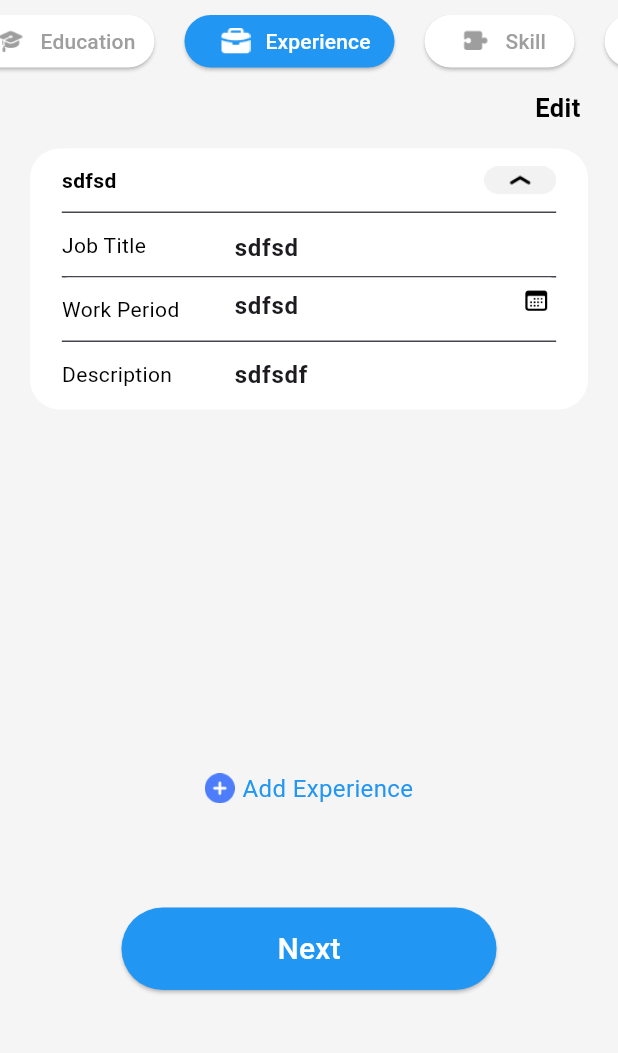
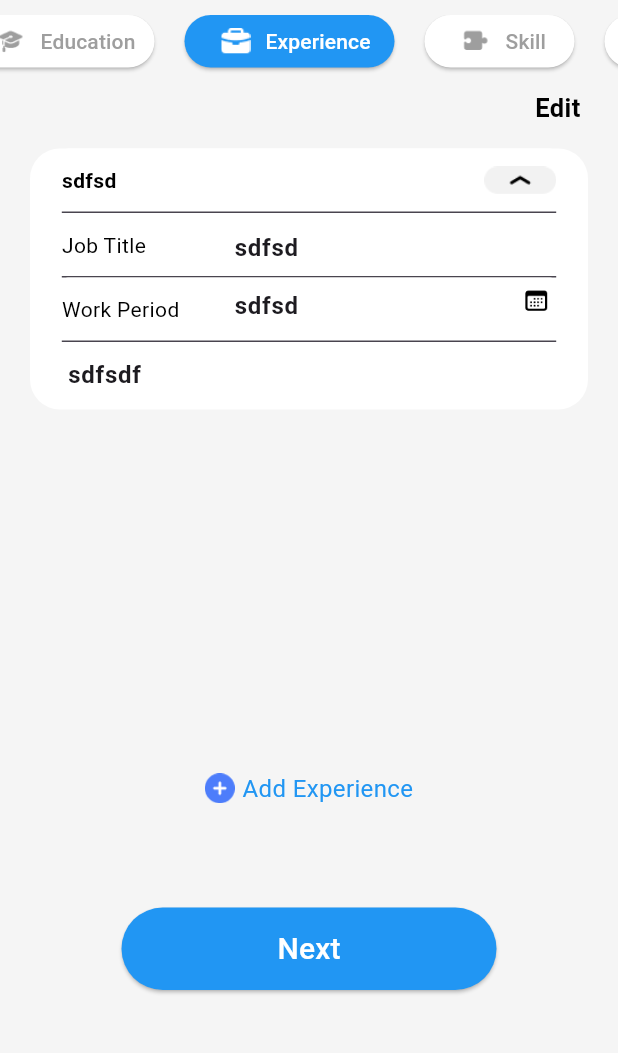
Before and after one commit to SonHoang1002/pdf_builder_project, a Flutter app: the screen it shows after launch, after a tap on "Contact", after a tap on "Education", after a tap on "Experience", on a phone screen of 412 x 824 dp, the part 84-1137 px from its top. Run offline on Flutter 3.47's test engine with Material 3 defaults, Android fonts, the phone set to English and light mode, and no system bars; our stand-ins replace carousel_slider, equatable, flutter_bloc, image_picker, pdf, printing; missing offline and left inert: flutter_cupertino_date_picker_fork.

Commit message:
fix: update version

```diff
--- a/lib/main.dart
+++ b/lib/main.dart
@@ -14,7 +14,7 @@ import 'package:flutter_bloc/flutter_bloc.dart';
 void main() {
   WidgetsFlutterBinding.ensureInitialized();
   Bloc.observer = SimpleBlocObserver();
-  runApp(const MyApp());
+  runApp( MyApp());
 }
 
 const MaterialColor white = const MaterialColor(
@@ -34,8 +34,15 @@ const MaterialColor white = const MaterialColor(
 );
 // final c= Color(#F1F1F1);
 
-class MyApp extends StatelessWidget {
-  const MyApp({super.key});
+
+
+class MyApp extends StatefulWidget {
+
+  @override
+  State<MyApp> createState() => _MyAppState();
+}
+
+class _MyAppState extends State<MyApp> {
   @override
   Widget build(BuildContext context) {
     return MultiBlocProvider(
@@ -49,23 +56,24 @@ class MyApp extends StatelessWidget {
         BlocProvider<AdditionalBloc>(create: ((context) => AdditionalBloc())),
         BlocProvider<ImageAvatarCubit>(
             create: ((context) => ImageAvatarCubit())),
-        //title
+        ///-----------------------title---------------------------
+
+        //info
         BlocProvider<InfoTitleBloc>(create: ((context) => InfoTitleBloc())),
+        //contact
         BlocProvider<ContactPhoneTitleCubit>(
             create: ((context) => ContactPhoneTitleCubit())),
         BlocProvider<ContactEmailTitleCubit>(
             create: ((context) => ContactEmailTitleCubit())),
         BlocProvider<ContactAddressTitleCubit>(
             create: ((context) => ContactAddressTitleCubit())),
-
+        // edcuation
         BlocProvider<EducationSchoolTitleCubit>(
             create: ((context) => EducationSchoolTitleCubit())),
         BlocProvider<EducationGraduationTitleCubit>(
             create: ((context) => EducationGraduationTitleCubit())),
         BlocProvider<EducationAchivementTitleCubit>(
             create: ((context) => EducationAchivementTitleCubit())),
-
-// ContactAddressTitleCubit
       ],
       child: MaterialApp(
         debugShowCheckedModeBanner: false,
--- a/lib/modules/edit/components/contact/contact.dart
+++ b/lib/modules/edit/components/contact/contact.dart
@@ -14,7 +14,8 @@ late final fullContactTitle = ["Phone Number", "Email Address", "Your Address"];
 late final shortContactTitle = ["Phone", "Email", "Address"];
 
 class Contact extends StatefulWidget {
-  const Contact({super.key});
+  const Contact({Key? key}) : super(key: key);
+
 
   @override
   State<Contact> createState() => _ContactState();
--- a/lib/modules/edit/components/education/education.dart
+++ b/lib/modules/edit/components/education/education.dart
@@ -1,3 +1,5 @@
+import 'dart:math';
+
 import 'package:cv_1/common/const_var.dart';
 import 'package:cv_1/common/format_input.dart';
 import 'package:cv_1/models/education_model.dart';
@@ -27,7 +29,8 @@ late List<String> shortEducationTitles = [
 ];
 
 class Education extends StatefulWidget {
-  const Education({super.key});
+  const Education({Key? key}) : super(key: key);
+
 
   @override
   State<Education> createState() => _EducationState();
@@ -152,7 +155,7 @@ class _EducationState extends State<Education> {
                       }),
                       children: listEdu
                           .map((e) => Container(
-                                key: Key(e.university.text),
+                                key: Key(Random().nextInt(1000).toString()),
                                 margin: const EdgeInsets.symmetric(
                                     horizontal: 20, vertical: 10),
                                 // color: Colors.red,
--- a/lib/modules/edit/components/experience/experience.dart
+++ b/lib/modules/edit/components/experience/experience.dart
@@ -1,3 +1,5 @@
+import 'dart:math';
+
 import 'package:cv_1/common/const_var.dart';
 import 'package:cv_1/common/format_input.dart';
 import 'package:cv_1/models/experience_model.dart';
@@ -12,7 +14,6 @@ import 'package:flutter_bloc/flutter_bloc.dart';
 import 'package:intl/intl.dart';
 
 class Experience extends StatefulWidget {
-  const Experience({super.key});
 
   @override
   State<Experience> createState() => _ExperienceState();
@@ -142,7 +143,7 @@ class _ExperienceState extends State<Experience> {
                           }),
                           children: listExp
                               .map((e) => Container(
-                                    key: Key(e.job.text),
+                                    key: Key(Random().nextInt(1000).toString()),
                                     margin: const EdgeInsets.symmetric(
                                         horizontal: 20, vertical: 10),
                                     // color: Colors.red,
@@ -238,7 +239,7 @@ class _ExperienceState extends State<Experience> {
                                             borderRadius: BorderRadius.all(
                                                 Radius.circular(20))),
                                         child: Column(children: [
-                                          // experience
+                                          // experience title
                                           SizedBox(
                                             width: 0.8 * width,
                                             height: 43,
@@ -313,7 +314,7 @@ class _ExperienceState extends State<Experience> {
                                                   )),
                                             ),
                                           ),
-                                          // job title
+                                          // job
                                           SizedBox(
                                             width: 0.8 * width,
                                             height: 43,
@@ -452,37 +453,8 @@ class _ExperienceState extends State<Experience> {
                                                         0, 8, 0, 0),
                                                 fillColor: Colors.white,
                                                 filled: true,
-                                                  prefixIcon:
-                                                      listExp[index]
-                                                                  .desc
-                                                                  .text
-                                                                  .length <=
-                                                              20
-                                                          ? Container(
-                                                              width: 111,
-                                                              child: Row(
-                                                                mainAxisSize:
-                                                                    MainAxisSize
-                                                                        .min,
-                                                                children: [
-                                                                  Padding(
-                                                                    padding:
-                                                                        const EdgeInsets.fromLTRB(
-                                                                            0,
-                                                                            0,
-                                                                            5,
-                                                                            0),
-                                                                    child: Text(
-                                                                      titles[3],
-                                                                      style: const TextStyle(
-                                                                          color:
-                                                                              Colors.black),
+                                                hintText: titles[3]
                                                  ),
-                                                                  )
-                                                                ],
-                                                              ),
-                                                            )
-                                                          : null),
                                             ),
                                           ),
                                         ]))
@@ -500,7 +472,7 @@ class _ExperienceState extends State<Experience> {
                                             width: 0.8 * width,
                                             height: 43,
                                             child: TextFormField(
-                                              controller: listExp[index].work,
+                                              // controller: listExp[index].work,
                                               readOnly: true,
                                               style: const TextStyle(
                                                   fontWeight: FontWeight.bold),
@@ -964,3 +936,39 @@ class _ExperienceState extends State<Experience> {
     print(listExp[0].desc.text.split("\n"));
   }
 }
+
+
+
+// prefix description
+
+// prefixIcon:
+                                                //     listExp[index]
+                                                //                 .desc
+                                                //                 .text
+                                                //                 .length <=
+                                                //             20
+                                                //         ? Container(
+                                                //             width: 111,
+                                                //             child: Row(
+                                                //               mainAxisSize:
+                                                //                   MainAxisSize
+                                                //                       .min,
+                                                //               children: [
+                                                //                 Padding(
+                                                //                   padding:
+                                                //                       const EdgeInsets.fromLTRB(
+                                                //                           0,
+                                                //                           0,
+                                                //                           5,
+                                                //                           0),
+                                                //                   child: Text(
+                                                //                     titles[3],
+                                                //                     style: const TextStyle(
+                                                //                         color:
+                                                //                             Colors.black),
+                                                //                   ),
+                                                //                 )
+                                                //               ],
+                                                //             ),
+                                                //           )
+                                                //         : null
--- a/lib/modules/edit/components/infomation/infomation.dart
+++ b/lib/modules/edit/components/infomation/infomation.dart
@@ -17,7 +17,8 @@ import 'package:image_picker/image_picker.dart';
 import 'package:intl/intl.dart';
 
 class Infomation extends StatefulWidget {
-  const Infomation({super.key});
+  const Infomation({Key? key}) : super(key: key);
+
 
   @override
   State<Infomation> createState() => _InfomationState();
--- a/lib/modules/edit/components/skill/skill.dart
+++ b/lib/modules/edit/components/skill/skill.dart
@@ -12,7 +12,8 @@ import 'package:flutter_bloc/flutter_bloc.dart';
 import 'package:intl/intl.dart';
 
 class Skill extends StatefulWidget {
-  const Skill({super.key});
+  const Skill({Key? key}) : super(key: key);
+
 
   @override
   State<Skill> createState() => _SkillState();
--- a/lib/modules/edit/components/summary/summary.dart
+++ b/lib/modules/edit/components/summary/summary.dart
@@ -12,7 +12,8 @@ import 'package:flutter/src/widgets/framework.dart';
 import 'package:flutter_bloc/flutter_bloc.dart';
 
 class Summary extends StatefulWidget {
-  const Summary({super.key});
+  const Summary({Key? key}) : super(key: key);
+
 
   @override
   State<Summary> createState() => _SummaryState();
--- a/lib/modules/edit/edit.dart
+++ b/lib/modules/edit/edit.dart
@@ -19,7 +19,8 @@ import 'package:intl/intl.dart';
 import 'package:flutter_cupertino_date_picker_fork/flutter_cupertino_date_picker_fork.dart';
 
 class Edit extends StatefulWidget {
-  const Edit({super.key});
+  const Edit({Key? key}) : super(key: key);
+
 
   @override
   State<Edit> createState() => _EditState();
--- a/lib/modules/home/home.dart
+++ b/lib/modules/home/home.dart
@@ -5,7 +5,8 @@ import 'package:flutter/src/widgets/container.dart';
 import 'package:flutter/src/widgets/framework.dart';
 
 class Home extends StatefulWidget {
-  const Home({super.key});
+  const Home({Key? key}) : super(key: key);
+
 
   @override
   State<Home> createState() => _HomeState();
--- a/lib/modules/onboading/on_boarding.dart
+++ b/lib/modules/onboading/on_boarding.dart
@@ -6,7 +6,8 @@ import 'package:flutter/src/widgets/container.dart';
 import 'package:flutter/src/widgets/framework.dart';
 
 class OnBoardingScreen extends StatefulWidget {
-  const OnBoardingScreen({super.key});
+  const OnBoardingScreen({Key? key}) : super(key: key);
+
 
   @override
   State<OnBoardingScreen> createState() => _OnBoardingScreenState();
```
Also changed, not shown: lib/modules/edit/components/additional/addtional.dart (+46 -27 lines), lib/modules/export/preview_cv.dart (+9 -6 lines), lib/tests/test.dart (+5 -2 lines), lib/tests/test_pdf_1.dart (+0 -1 lines), pubspec.yaml (+6 -6 lines), pubspec.lock, 2 other files. Lines whose indentation alone changed are shown as unchanged.
